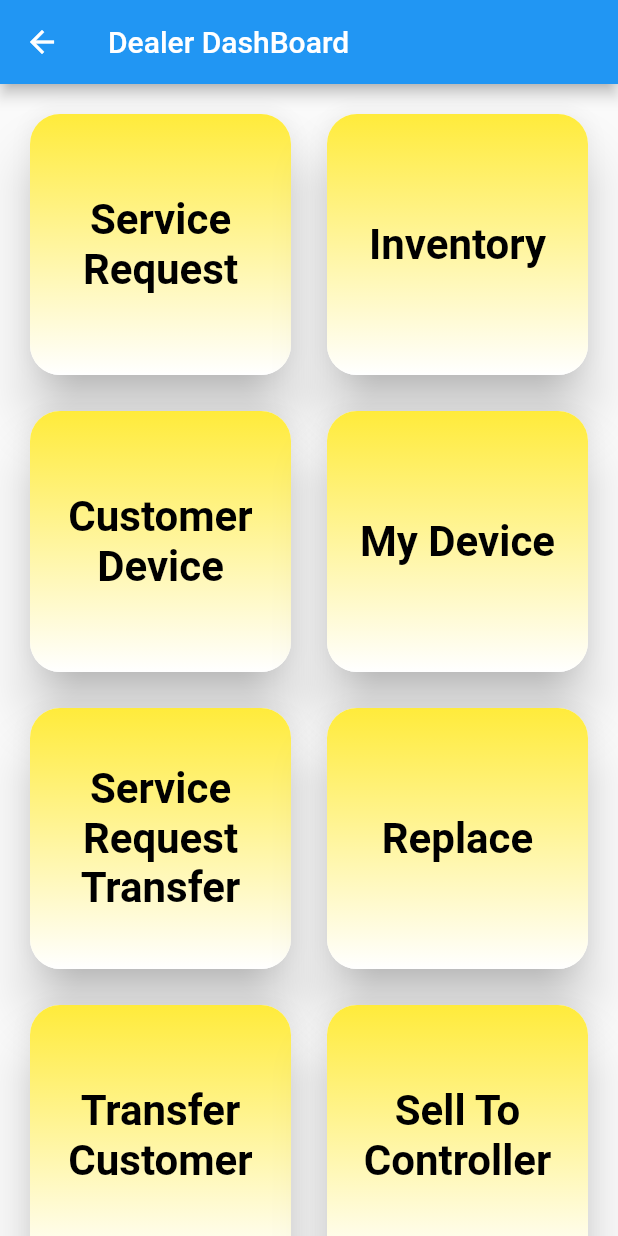
After one commit to Niagara2024/ORO2024, a Flutter app: the Dashbard screen opened directly, on a phone screen of 412 x 824 dp. The commit adds this screen. Run offline on Flutter 3.47's test engine with Material 2 defaults, Android fonts, the phone set to English and light mode, and no system bars; our stand-ins replace intl_phone_field; missing offline and left inert: dealerdash.

Commit message:
add dashboard screen

```diff
--- /dev/null
+++ b/lib/screens/dealerdashboard/dealerdashboardcontroller.dart
@@ -0,0 +1,32 @@
+import 'package:flutter/material.dart';
+import 'package:oro_2024/screens/dealerdashboard/dealerdashboardmodel.dart';
+import 'package:oro_2024/screens/dealerdashboard/dealerdashboardview.dart';
+
+class Dashbard extends StatelessWidget {
+  final CardController controller = CardController();
+
+  @override
+  Widget build(BuildContext context) {
+    return Scaffold(
+      appBar: AppBar(
+        title: const Text(
+          'Dealer DashBoard',
+          textAlign: TextAlign.center,
+        ),
+      ),
+      body: GridView.builder(
+        padding: const EdgeInsets.all(16),
+        gridDelegate: const SliverGridDelegateWithFixedCrossAxisCount(
+          crossAxisCount: 2,
+          mainAxisSpacing: 16.0, // Vertical spacing
+          crossAxisSpacing: 16.0, // Number of columns in the grid
+        ),
+        itemCount: controller.cardsadmin.length,
+        itemBuilder: (context, index) {
+          final item = controller.cardsadmin[index];
+          return DashboardCardView(title: item.title);
+        },
+      ),
+    );
+  }
+}
--- /dev/null
+++ b/lib/screens/dealerdashboard/dealerdashboardmodel.dart
@@ -0,0 +1,38 @@
+import 'package:dealerdash/dealerdashboard/dealerdashboardview.dart';
+import 'package:flutter/material.dart';
+
+class DashboardModel {
+  final String title;
+  final String content;
+
+  DashboardModel(this.title, this.content);
+}
+
+class CardController {
+  final List<DashboardModel> cards = [
+    DashboardModel('Service Request', 'Content for Card 1'),
+    DashboardModel('Sell To Controller', 'Content for Card 2'),
+    DashboardModel('Customer Device', 'Content for Card 3'),
+    DashboardModel('My Device', 'Content for Card 4'),
+    DashboardModel('Shared Device', 'Content for Card 5'),
+    DashboardModel('Replace', 'Content for Card 6'),
+  ];
+  final List<DashboardModel> cardsadmin = [
+    DashboardModel('Service Request', 'Content for Card 1'),
+    DashboardModel('Inventory', 'Content for Card 2'),
+    DashboardModel('Customer Device', 'Content for Card 3'),
+    DashboardModel('My Device', 'Content for Card 4'),
+    DashboardModel('Service Request Transfer', 'Content for Card 5'),
+    DashboardModel('Replace', 'Content for Card 6'),
+    DashboardModel('Transfer Customer', 'Content for Card 7'),
+    DashboardModel('Sell To Controller', 'Content for Card 8'),
+  ];
+
+  List<Widget> getCardViews() {
+    return cards
+        .map((card) => DashboardCardView(
+              title: card.title,
+            ))
+        .toList();
+  }
+}
--- /dev/null
+++ b/lib/screens/dealerdashboard/dealerdashboardview.dart
@@ -0,0 +1,47 @@
+import 'package:flutter/material.dart';
+
+class DashboardCardView extends StatelessWidget {
+  final String title;
+
+  DashboardCardView({
+    required this.title,
+  });
+
+  @override
+  Widget build(BuildContext context) {
+    return Card(
+      elevation: 15,
+      shape: RoundedRectangleBorder(
+        borderRadius: BorderRadius.circular(20.0), // Apply border radius here
+      ),
+      child: Container(
+        decoration: BoxDecoration(
+          borderRadius: BorderRadius.all(
+              Radius.circular(20)), // Apply border radius here as well
+          gradient: LinearGradient(
+            colors: [
+              Colors.yellow,
+              Colors.white,
+            ],
+            begin: Alignment.topCenter,
+            end: Alignment.bottomCenter,
+          ),
+        ),
+        child: Center(
+          child: Padding(
+            padding: EdgeInsets.all(16.0),
+            child: Text(
+              title,
+              style: TextStyle(
+                color: Colors.black,
+                fontSize: 28,
+                fontWeight: FontWeight.bold,
+              ),
+              textAlign: TextAlign.center,
+            ),
+          ),
+        ),
+      ),
+    );
+  }
+}
--- a/lib/screens/splash_screen.dart
+++ b/lib/screens/splash_screen.dart
@@ -1,5 +1,5 @@
 import 'package:flutter/material.dart';
-import 'package:untitled/Screens/home_screen.dart';
+import 'package:oro_2024/screens/home_screen.dart';
 
 class SplashScreen extends StatefulWidget {
   const SplashScreen({super.key});
@@ -8,7 +8,8 @@ class SplashScreen extends StatefulWidget {
   State<SplashScreen> createState() => _SplashScreenState();
 }
 
-class _SplashScreenState extends State<SplashScreen> with SingleTickerProviderStateMixin {
+class _SplashScreenState extends State<SplashScreen>
+    with SingleTickerProviderStateMixin {
   late AnimationController _animationController;
   late Animation<double> _circleAnimation1;
   late Animation<double> _circleAnimation2;
```
Also changed, not shown: pubspec.lock.
